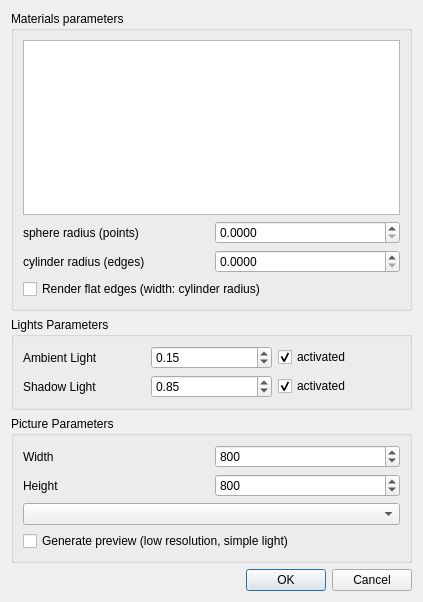
First picture: the form in Polyhedron/demo/Polyhedron/Plugins/Mesh_3/Rib_dialog.ui, repository CGAL/cgal, before the edit.
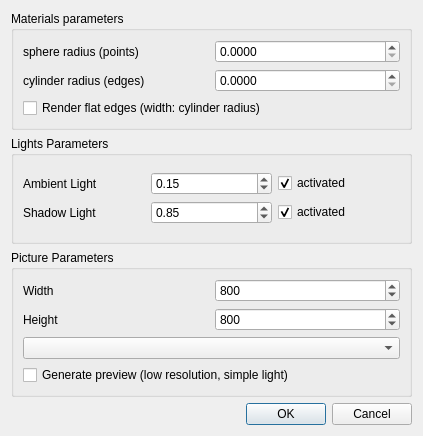
Second picture: the form after the edit.

Commit message: Remove the useless Treeview

```diff
--- a/Polyhedron/demo/Polyhedron/Plugins/Mesh_3/Rib_dialog.ui
+++ b/Polyhedron/demo/Polyhedron/Plugins/Mesh_3/Rib_dialog.ui
@@ -7,7 +7,7 @@
     <x>0</x>
     <y>0</y>
     <width>423</width>
-    <height>602</height>
+    <height>436</height>
    </rect>
   </property>
   <property name="windowTitle">
@@ -20,9 +20,6 @@
       <string>Materials parameters</string>
      </property>
      <layout class="QVBoxLayout" name="verticalLayout_2">
-      <item>
-       <widget class="QTreeView" name="materialTree"/>
-      </item>
       <item>
        <layout class="QGridLayout" name="gridLayout">
         <item row="1" column="1">
```
